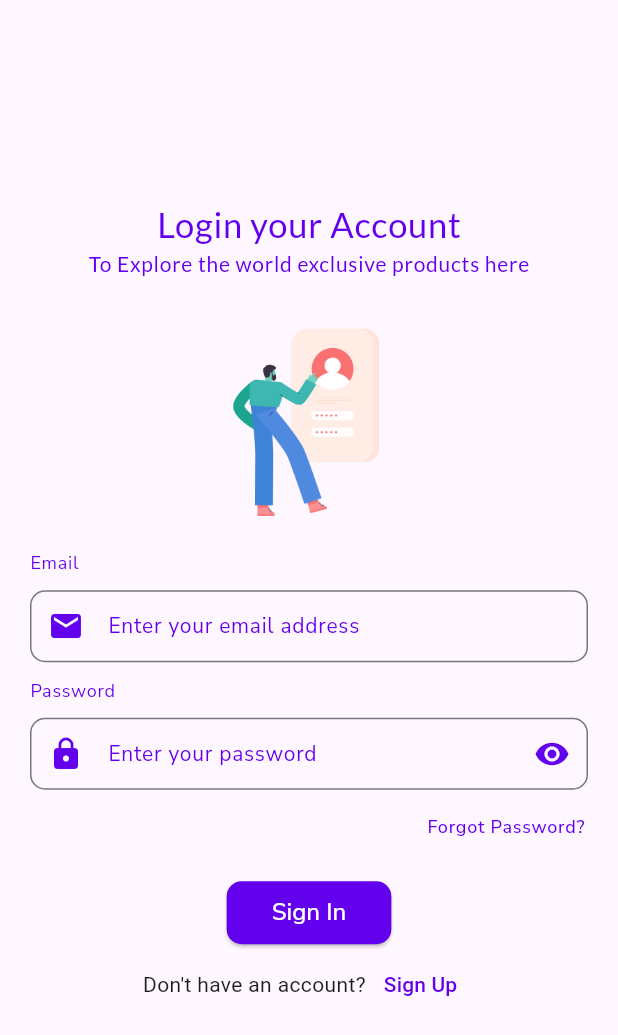
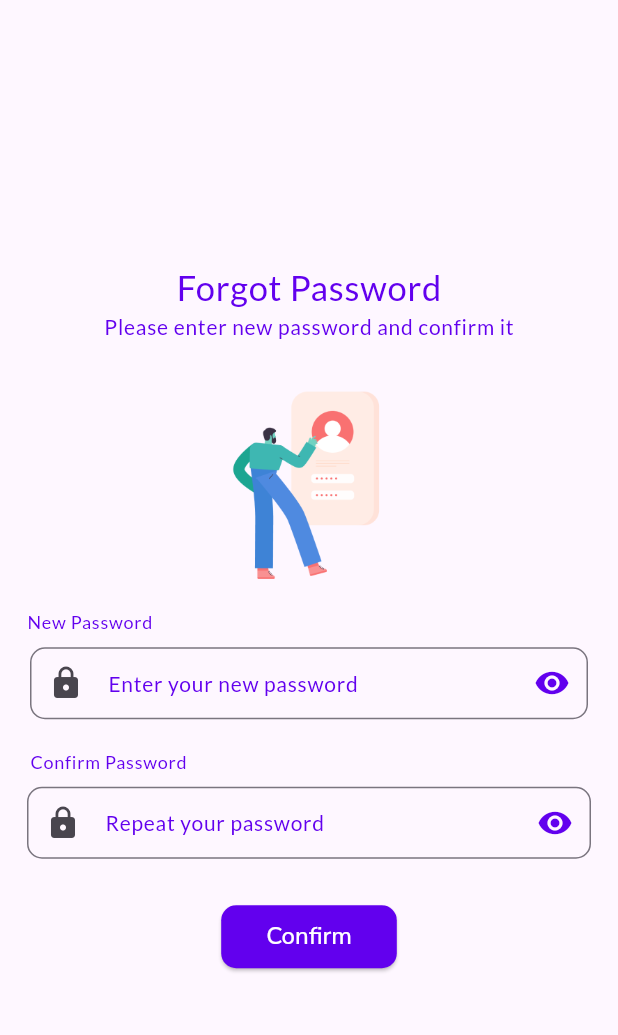
Before and after one commit to whxzuu/store_app, a Flutter app: the screen it shows after launch, after a tap on "Forgot Password?", on a phone screen of 412 x 824 dp. Shown: the top 1035 px of the screen. Run offline on Flutter 3.47's test engine with Material 3 defaults, Android fonts, the phone set to English and light mode, and no system bars; our stand-ins replace google_fonts.

Commit message:
tambah forgot pasword pages

```diff
--- a/lib/controllers/auth_controller.dart
+++ b/lib/controllers/auth_controller.dart
@@ -1,9 +1,11 @@
 import 'dart:convert';
 
+import 'package:flutter/material.dart';
 import 'package:store_app/global_variables.dart';
 import 'package:store_app/models/user.dart';
 import 'package:http/http.dart' as http;
 import 'package:store_app/services/manage_http_response.dart';
+import 'package:store_app/views/screens/home.dart';
 
 class AuthController {
 
@@ -49,7 +51,7 @@ class AuthController {
     } catch (e) {
       // Handle errors here
       // ignore: avoid_print
-      print('Error signing up user: $e');
+      print('Error: $e');
     }
   }
 
@@ -82,6 +84,12 @@ class AuthController {
         onSuccess: () {
           // Handle successful response here
           showSnackBar(context, 'Login Success');
+          Navigator.pushReplacement(
+            context,
+            MaterialPageRoute(
+              builder: (context) => const HomeScreen(),
+            ),
+          );
         },
       );
     } catch (e) {
--- a/lib/global_variables.dart
+++ b/lib/global_variables.dart
@@ -1 +1 @@
-String uri = "http://10.139.125.96:3333"; // local IP address of the server
+String uri = "http://10.139.84.242:3333"; // local IP address of the server
--- /dev/null
+++ b/lib/views/screens/authentication_screens/forgot_password.dart
@@ -0,0 +1,240 @@
+import 'package:flutter/material.dart';
+import 'package:google_fonts/google_fonts.dart';
+
+class ForgotPassword extends StatefulWidget {
+  const ForgotPassword({super.key});
+
+  @override
+  State<ForgotPassword> createState() => _ForgotPasswordState();
+}
+
+class _ForgotPasswordState extends State<ForgotPassword> {
+  bool _obsecureForgotPassword = true;
+  bool _obsecureConfirmPassword = true;
+
+  @override
+  Widget build(BuildContext context) {
+    return Scaffold(
+      body: Container(
+        margin: const EdgeInsets.symmetric(horizontal: 10.0, vertical: 20.0),
+        child: Center(
+          child: Form(
+            child: Column(
+              mainAxisAlignment: MainAxisAlignment.center,
+              children: [
+                Text(
+                  "Forgot Password",
+                  style: GoogleFonts.getFont(
+                    'Lato',
+                    color: const Color(0xFF6200EE),
+                    fontSize: 23,
+                    fontWeight: FontWeight.w500,
+                    letterSpacing: 0.5,
+                  ),
+                ),
+                Text(
+                  "Please enter new password and confirm it",
+                  style: GoogleFonts.getFont(
+                    'Lato',
+                    color: const Color(0xFF6200EE),
+                    fontSize: 14,
+                    fontWeight: FontWeight.w500,
+                    letterSpacing: 0.5,
+                  ),
+                ),
+                SizedBox(height: 20),
+                Image.asset('assets/images/login.png', height: 150, width: 150),
+                Align(
+                  alignment: Alignment.topLeft,
+                  child: Padding(
+                    padding: EdgeInsets.all(8.0),
+                    child: Text(
+                      "New Password",
+                      style: GoogleFonts.getFont(
+                        'Lato',
+                        color: const Color(0xFF6200EE),
+                        fontSize: 12,
+                        fontWeight: FontWeight.w500,
+                        letterSpacing: 0.5,
+                      ),
+                    ),
+                  ),
+                ),
+                // TAMPILAN UNTUK INPUT NEW PASSWORD
+                Padding(
+                  padding: const EdgeInsets.symmetric(horizontal: 10.0),
+                  child: TextFormField(
+                    keyboardType: TextInputType.visiblePassword,
+                    textInputAction: TextInputAction.done,
+                    obscureText: _obsecureForgotPassword,
+                    decoration: InputDecoration(
+                      contentPadding: EdgeInsets.symmetric(
+                        vertical: 12.0,
+                        horizontal: 10.0,
+                      ),
+                      border: OutlineInputBorder(
+                        borderRadius: BorderRadius.all(Radius.circular(10.0)),
+                        borderSide: BorderSide(
+                          color: Color(0xFF6200EE),
+                          width: 2.0,
+                          style: BorderStyle.solid,
+                        ),
+                      ),
+                      hintText: 'Enter your new password',
+                      hintStyle: GoogleFonts.getFont(
+                        'Lato',
+                        color: const Color(0xFF6200EE),
+                        fontSize: 14,
+                        fontWeight: FontWeight.w500,
+                        letterSpacing: 0.5,
+                      ),
+                      prefixIcon: Icon(Icons.lock),
+                      suffixIcon: IconButton(
+                        icon: Icon(
+                          _obsecureForgotPassword
+                              ? Icons.visibility
+                              : Icons.visibility_off,
+                          color: const Color(0xFF6200EE),
+                        ),
+                        onPressed: () => setState(
+                          () => _obsecureForgotPassword =
+                              !_obsecureForgotPassword,
+                        ),
+                      ),
+                    ),
+                    validator: (value) {
+                      // Validasi input password
+                      if (value == null || value.isEmpty) {
+                        return 'Please enter your password';
+                      }
+                      if (value.length < 6) {
+                        return 'Password must be at least 6 characters';
+                      }
+                      // Add more validation logic if needed
+                      return null;
+                    },
+                  ),
+                ),
+                // TAMPILAN UNTUK INPUT CONFIRM PASSWORD
+                SizedBox(height: 20.0),
+                Align(
+                  alignment: Alignment.topLeft,
+                  child: Padding(
+                    padding: const EdgeInsets.symmetric(horizontal: 10.0),
+                    child: Text(
+                      "Confirm Password",
+                      style: GoogleFonts.getFont(
+                        'Lato',
+                        color: const Color(0xFF6200EE),
+                        fontSize: 12,
+                        fontWeight: FontWeight.w500,
+                        letterSpacing: 0.5,
+                      ),
+                    ),
+                  ),
+                ),
+                Padding(
+                  padding: const EdgeInsets.all(8.0),
+                  child: TextFormField(
+                    keyboardType: TextInputType.visiblePassword,
+                    textInputAction: TextInputAction.done,
+                    obscureText: _obsecureConfirmPassword,
+                    decoration: InputDecoration(
+                      contentPadding: EdgeInsets.symmetric(
+                        vertical: 12.0,
+                        horizontal: 10.0,
+                      ),
+                      border: OutlineInputBorder(
+                        borderRadius: BorderRadius.all(Radius.circular(10.0)),
+                        borderSide: BorderSide(
+                          color: Color(0xFF6200EE),
+                          width: 2.0,
+                          style: BorderStyle.solid,
+                        ),
+                      ),
+                      hintText: 'Repeat your password',
+                      hintStyle: GoogleFonts.getFont(
+                        'Lato',
+                        color: const Color(0xFF6200EE),
+                        fontSize: 14,
+                        fontWeight: FontWeight.w500,
+                        letterSpacing: 0.5,
+                      ),
+                      prefixIcon: Icon(Icons.lock),
+                      suffixIcon: IconButton(
+                        icon: Icon(
+                          _obsecureConfirmPassword
+                              ? Icons.visibility
+                              : Icons.visibility_off,
+                          color: const Color(0xFF6200EE),
+                        ),
+                        onPressed: () => setState(
+                          () => _obsecureConfirmPassword =
+                              !_obsecureConfirmPassword,
+                        ),
+                      ),
+                    ),
+                    // Menghubungkan input password ke variabel password
+                    validator: (value) {
+                      // Validasi input password
+                      if (value == null || value.isEmpty) {
+                        return 'Repeat your new password';
+                      }
+                      if (value.length < 6) {
+                        return 'Password must be at least 6 characters';
+                      }
+                      // Add more validation logic if needed
+                      return null;
+                    },
+                  ),
+                ),
+                // TOMBOL UNTUK CONFIRM
+                Padding(
+                  padding: const EdgeInsets.only(top: 20.0),
+                  child: ElevatedButton(
+                    // Proses login
+                    onPressed: () {
+                      // ignore: avoid_print
+                      print("berhasil");
+                      // if (_formKey.currentState!.validate()) {
+                      //   // If the form is valid, proceed with login
+                      //   await _authController.signInUsers(
+                      //     context: context,
+                      //     email: email,
+                      //     password: password,
+                      //   );
+                      // }
+                    },
+                    style: ElevatedButton.styleFrom(
+                      backgroundColor: const Color(0xFF6200EE),
+                      padding: const EdgeInsets.symmetric(
+                        horizontal: 30.0,
+                        vertical: 10.0,
+                      ),
+                      textStyle: GoogleFonts.getFont(
+                        'Nunito Sans',
+                        fontSize: 16,
+                        fontWeight: FontWeight.w500,
+                      ),
+                      shape: RoundedRectangleBorder(
+                        borderRadius: BorderRadius.circular(10.0),
+                      ),
+                    ),
+                    child: const Text(
+                      'Confirm',
+                      style: TextStyle(
+                        fontSize: 16,
+                        fontWeight: FontWeight.w500,
+                        color: Colors.white,
+                      ),
+                    ),
+                  ),
+                ),
+              ],
+            ),
+          ),
+        ),
+      ),
+    );
+  }
+}
--- a/lib/views/screens/authentication_screens/login_screen.dart
+++ b/lib/views/screens/authentication_screens/login_screen.dart
@@ -1,8 +1,8 @@
 import 'package:flutter/material.dart';
 import 'package:google_fonts/google_fonts.dart';
 import 'package:store_app/controllers/auth_controller.dart';
+import 'package:store_app/views/screens/authentication_screens/forgot_password.dart';
 import 'package:store_app/views/screens/authentication_screens/register_screen.dart';
-import 'package:store_app/views/screens/home.dart';
 
 class LoginScreen extends StatefulWidget {
   const LoginScreen({super.key});
@@ -142,20 +142,6 @@ class _LoginScreenState extends State<LoginScreen> {
                       email = value;
                     },
                     validator: validateEmail,
-
-                    // Validasi input email
-                    // validator: (value) {
-                    //   if (value == null || value.isEmpty) {
-                    //     return 'Please enter your email';
-                    //   }
-                    //   if (!RegExp(
-                    //     r'^[a-zA-Z0-9._%+-]+@[a-zA-Z0-9.-]+\.[a-zA-Z]{2,}$',
-                    //   ).hasMatch(value)) {
-                    //     return 'Please enter a valid email address with @ domain';
-                    //   }
-                    //   // Add more validation logic if needed
-                    //   return null;
-                    // },
                   ),
                 ),
                 // Tampilan untuk input Full Name and Password
@@ -245,7 +231,12 @@ class _LoginScreenState extends State<LoginScreen> {
                   alignment: Alignment.centerRight,
                   child: TextButton(
                     onPressed: () {
-                      // Navigate to forgot password screen
+                      Navigator.push(
+                        context,
+                        MaterialPageRoute(
+                          builder: (context) => const ForgotPassword(),
+                        ),
+                      );
                     },
                     child: Text(
                       'Forgot Password?',
@@ -259,7 +250,7 @@ class _LoginScreenState extends State<LoginScreen> {
                   ),
                 ),
                 // TOMBOL UNTUK LOGIN/SIGN IN
-                if (MediaQuery.of(context).viewInsets.bottom == 0)
+                // if (MediaQuery.of(context).viewInsets.bottom == 0)
                   Padding(
                     padding: const EdgeInsets.only(top: 10.0),
                     child: ElevatedButton(
@@ -271,13 +262,6 @@ class _LoginScreenState extends State<LoginScreen> {
                             context: context,
                             email: email,
                             password: password,
-                          );
-                          // Navigate to home screen on success
-                          Navigator.pushReplacement(
-                            context,
-                            MaterialPageRoute(
-                              builder: (context) => const HomeScreen(),
-                            ),
                           );
                         }
                       },
```
